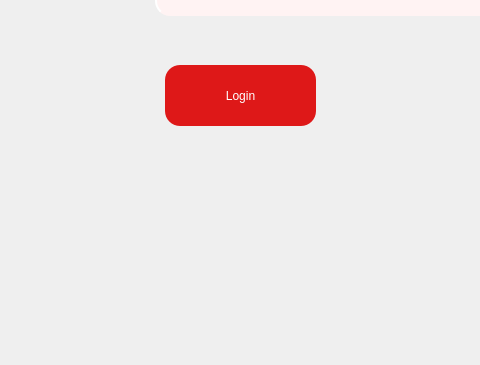
yatharthsameer/Transport-Company-Computerisation-TCC-Software-, file ui/loginscr.ui: the form before one commit; both pictures show x 755 to 1235 and y 475 to 840 of the 1351 by 840 pixel window.
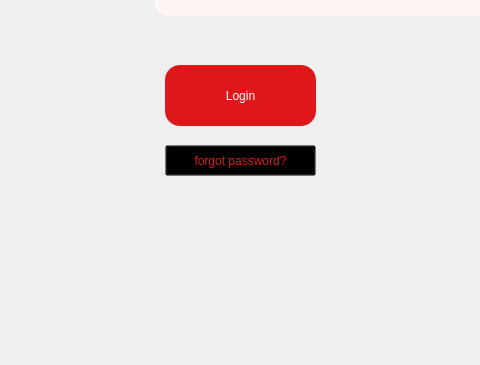
The form after the commit. Icons and pictures are not drawn.

Commit message: added forgot password button

```diff
--- a/ui/loginscr.ui
+++ b/ui/loginscr.ui
@@ -257,6 +257,24 @@
      <string>password</string>
     </property>
    </widget>
+   <widget class="QPushButton" name="forgotpasswordButton">
+    <property name="geometry">
+     <rect>
+      <x>920</x>
+      <y>620</y>
+      <width>151</width>
+      <height>31</height>
+     </rect>
+    </property>
+    <property name="styleSheet">
+     <string notr="true">font: 25 15pt &quot;Calibri&quot;;
+color: rgb(222,24,24);
+background-color: transparent</string>
+    </property>
+    <property name="text">
+     <string>forgot password?</string>
+    </property>
+   </widget>
   </widget>
  </widget>
  <resources/>
```
